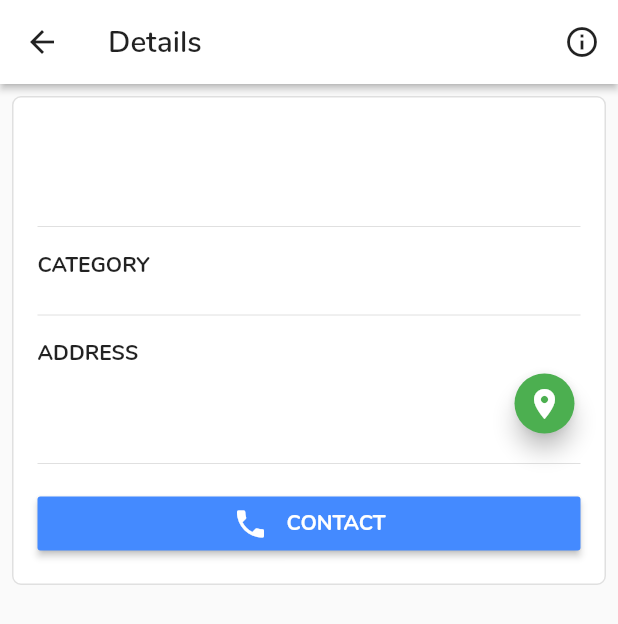
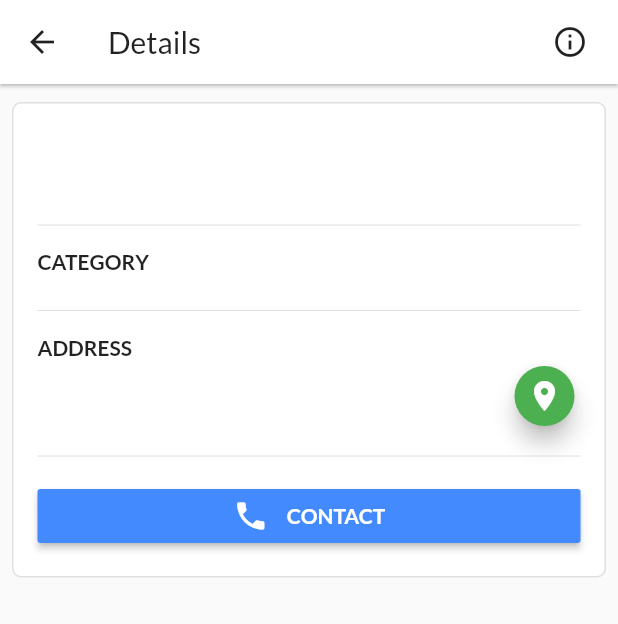
Before and after one commit to apgapg/dotservices_App, a Flutter app: the ClientPage screen opened directly with empty values, on a phone screen of 412 x 824 dp. Shown: the top 624 px of the screen. Run offline on Flutter 3.47's test engine with Material 2 defaults, Android fonts, the phone set to English and light mode, and no system bars; our stand-ins replace cached_network_image, device_info, firebase_analytics, fluttertoast, geolocator, rxdart; accounts and stored records are empty; generated files the repository leaves out were written again.

Commit message:
Change fonts; Fix title

```diff
--- a/lib/pages/category_page.dart
+++ b/lib/pages/category_page.dart
@@ -42,9 +42,10 @@ class _CategoryPageState extends State<CategoryPage> {
               var list = snapshot.data;
               if (list.length > 0) {
                 return ListView(
-                  padding: EdgeInsets.symmetric(vertical: 8,horizontal: 8),
+                  padding: EdgeInsets.symmetric(vertical: 8, horizontal: 8),
                   children: <Widget>[
-                    InfoWidget("Showing all with '${widget.categoryItem.category}' category"),
+                    InfoWidget(
+                        "Showing all with '${widget.categoryItem.category}' category"),
                     ...list
                         .map(
                           (item) => Container(
--- a/lib/pages/client_page.dart
+++ b/lib/pages/client_page.dart
@@ -30,20 +30,27 @@ class _ClientPageState extends State<ClientPage> {
             onPressed: () {
               onInfoTap();
             },
-          )
+          ),
+          SizedBox(
+            width: 8,
+          ),
         ],
       ),
       body: Container(
+        alignment: Alignment.topCenter,
         child: SingleChildScrollView(
-          padding: EdgeInsets.symmetric(vertical: 4, horizontal: 4),
+          padding: EdgeInsets.symmetric(vertical: 8, horizontal: 4),
+          child: ConstrainedBox(
+            constraints: BoxConstraints(maxWidth: 600),
             child: BorderContainer(
               margin: EdgeInsets.all(4),
               child: Container(
                 child: Column(
-                crossAxisAlignment: CrossAxisAlignment.stretch,
+                  crossAxisAlignment: CrossAxisAlignment.center,
                   children: <Widget>[
                     Padding(
-                    padding: EdgeInsets.symmetric(horizontal: 16, vertical: 16),
+                      padding:
+                          EdgeInsets.symmetric(horizontal: 16, vertical: 16),
                       child: Column(
                         crossAxisAlignment: CrossAxisAlignment.start,
                         children: <Widget>[
@@ -144,16 +151,17 @@ class _ClientPageState extends State<ClientPage> {
                                         widget.item.areas
                                             .map((area) => area.area)
                                             .join(", "),
-                                      style: TextStyle(color: Colors.grey[800]),
+                                        style:
+                                            TextStyle(color: Colors.grey[800]),
                                       ),
                                     ),
                                     if (checkIfNotEmpty(widget.item.address))
                                       Padding(
-                                      padding: const EdgeInsets.only(top: 8.0),
+                                        padding:
+                                            const EdgeInsets.only(top: 8.0),
                                         child: Text(
                                           widget.item.address,
-                                        style: TextStyle(
-                                        ),
+                                          style: TextStyle(),
                                         ),
                                       ),
                                   ],
@@ -221,6 +229,7 @@ class _ClientPageState extends State<ClientPage> {
             ),
           ),
         ),
+      ),
     );
   }
 
--- a/lib/utils/NetworkResponse.dart
+++ b/lib/utils/NetworkResponse.dart
@@ -8,7 +8,8 @@ class NetworkResponse {
     _logRequest(_response);
   }
 
-  bool get isSuccess => (_response.statusCode >= 200 && _response.statusCode <= 300);
+  bool get isSuccess =>
+      (_response.statusCode >= 200 && _response.statusCode <= 300);
 
   String get body => _response.body;
 
```
Also changed, not shown: lib/my_app.dart (+6 -2 lines), pubspec.yaml (+8 -6 lines), assets/fonts/MyIcons.ttf (deleted), assets/fonts/lato/Lato-Black.ttf (added), assets/fonts/lato/Lato-Bold.ttf (added), assets/fonts/lato/Lato-Light.ttf (added), assets/fonts/lato/Lato-Regular.ttf (added), assets/fonts/nunitoBold.ttf (deleted), assets/fonts/nunitoSemiBold.ttf (deleted), 3 other files. Lines whose indentation alone changed are shown as unchanged.
